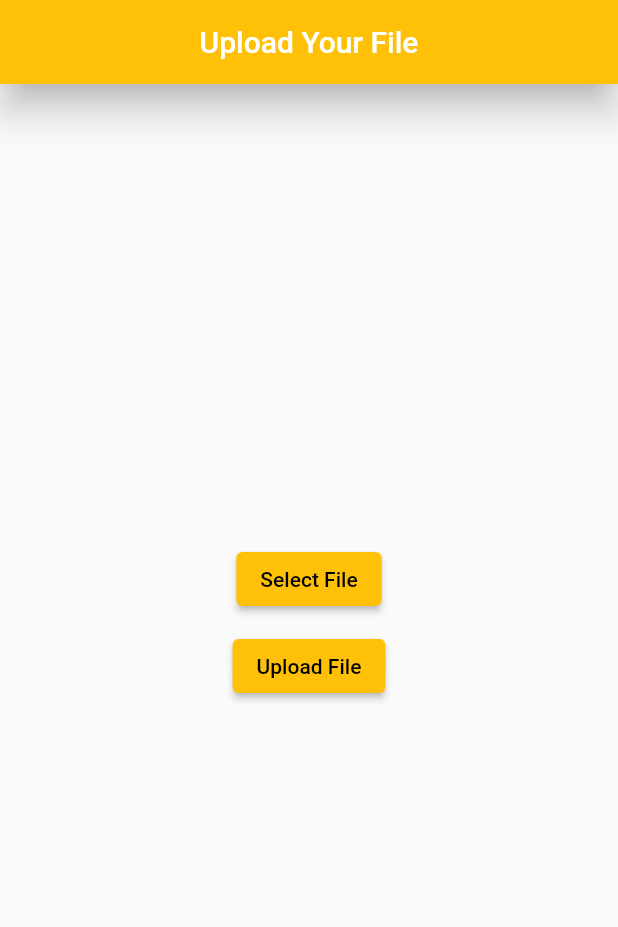
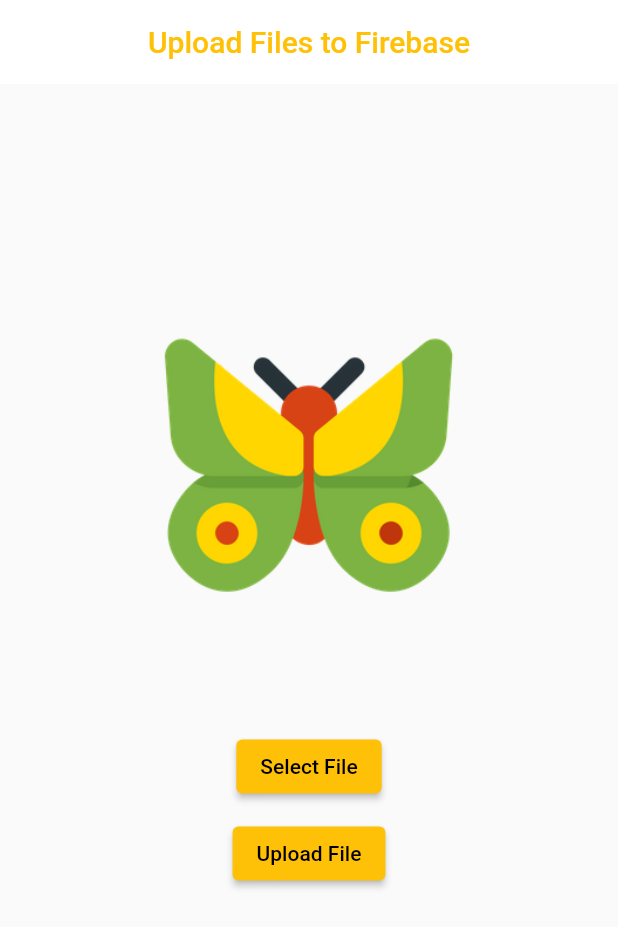
Before and after one commit to Faysal-Zaman/login_With_Firebase, a Flutter app: the UploadPage screen opened directly, on a phone screen of 412 x 824 dp. Shown: the top 927 px of the screen. Run offline on Flutter 3.47's test engine with Material 2 defaults, Android fonts, the phone set to English and light mode, and no system bars; our stand-ins replace file_picker, firebase_auth, firebase_core, firebase_storage; accounts and stored records are empty.

Commit message:
second commit

```diff
--- a/lib/screens/upload_page.dart
+++ b/lib/screens/upload_page.dart
@@ -1,4 +1,5 @@
 import 'dart:io';
+import 'dart:ui';
 
 import 'package:file_picker/file_picker.dart';
 import 'package:firebase_storage/firebase_storage.dart';
@@ -16,6 +17,7 @@ class UploadPage extends StatefulWidget {
 class _UploadPageState extends State<UploadPage> {
   PlatformFile? pickedFile;
   UploadTask? uploadTask;
+  bool cond = false;
 
   Future uploadFile() async {
     final path = 'files/${pickedFile!.name}';
@@ -32,6 +34,7 @@ class _UploadPageState extends State<UploadPage> {
 
     setState(() {
       uploadTask = null;
+      cond = true;
     });
   }
 
@@ -46,22 +49,24 @@ class _UploadPageState extends State<UploadPage> {
 
   @override
   Widget build(BuildContext context) {
-    return Scaffold(
+    return SafeArea(
+      bottom: false,
+      child: Scaffold(
         appBar: AppBar(
           centerTitle: true,
           title: const Text(
-          "Upload Your File",
-          style: TextStyle(color: Colors.white),
+            "Upload Files to Firebase",
+            style: TextStyle(color: Colors.amber),
           ),
-        elevation: 10,
-        backgroundColor: Colors.amber,
+          elevation: 0,
+          backgroundColor: Colors.white,
         ),
         body: Center(
           child: Column(
             mainAxisAlignment: MainAxisAlignment.center,
-          children: [
-            if (pickedFile != null)
-              Expanded(
+            children: <Widget>[
+              (pickedFile != null)
+                  ? Expanded(
                       child: Center(
                         child: Container(
                           margin: const EdgeInsets.only(left: 20, right: 20),
@@ -72,6 +77,14 @@ class _UploadPageState extends State<UploadPage> {
                           ),
                         ),
                       ),
+                    )
+                  : SizedBox(
+                      height: 200,
+                      child:
+                          Image.asset('assets/butterfly.png', fit: BoxFit.fill),
+                    ),
+              const SizedBox(
+                height: 50,
               ),
               const SizedBox(
                 height: 30,
@@ -91,7 +104,45 @@ class _UploadPageState extends State<UploadPage> {
                 height: 30,
               ),
               BuildProgress(uploadTask: uploadTask),
+              (cond == true)
+                  ? SizedBox(
+                      width: double.infinity,
+                      height: 40,
+                      child: ElevatedButton(
+                        onPressed: () {
+                          setState(() {
+                            Navigator.pushReplacement(
+                                context,
+                                MaterialPageRoute(
+                                    builder: ((context) =>
+                                        const UploadPage())));
+                          });
+                        },
+                        style: ElevatedButton.styleFrom(
+                          alignment: Alignment.center,
+                          backgroundColor: Colors.amber,
+                          elevation: 0,
+                          textStyle: const TextStyle(
+                            fontStyle: FontStyle.italic,
+                            fontWeight: FontWeight.bold,
+                            fontSize: 25,
+                          ),
+                        ),
+                        child: const Text(
+                          "Click to upload another file",
+                          style: TextStyle(
+                            color: Colors.teal,
+                            fontSize: 20,
+                          ),
+                        ),
+                      ),
+                    )
+                  : const SizedBox(
+                      height: 0,
+                      width: 0,
+                    )
             ],
+          ),
         ),
       ),
     );
```
Also changed, not shown: pubspec.yaml (+0 -59 lines), pubspec.lock. Lines whose indentation alone changed are shown as unchanged.
